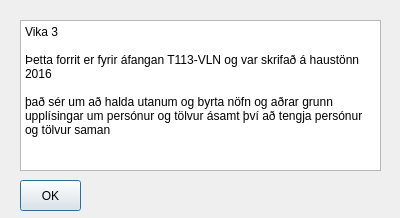
BeanBean-Nyah/T113-VLN, file vika3/Vika3/dialogabout.ui: the form before one commit.
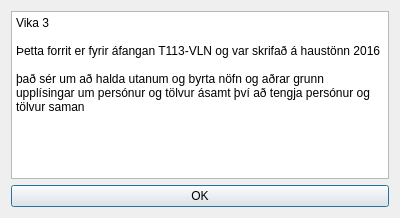
The form after the commit.

```diff
--- a/vika3/Vika3/dialogabout.ui
+++ b/vika3/Vika3/dialogabout.ui
@@ -13,28 +13,9 @@
   <property name="windowTitle">
    <string>Dialog</string>
   </property>
-  <widget class="QPushButton" name="btnOk">
-   <property name="geometry">
-    <rect>
-     <x>20</x>
-     <y>180</y>
-     <width>61</width>
-     <height>31</height>
-    </rect>
-   </property>
-   <property name="text">
-    <string>OK</string>
-   </property>
-  </widget>
+  <layout class="QVBoxLayout" name="verticalLayout">
+   <item>
   <widget class="QPlainTextEdit" name="plainTextEdit">
-   <property name="geometry">
-    <rect>
-     <x>20</x>
-     <y>20</y>
-     <width>361</width>
-     <height>151</height>
-    </rect>
-   </property>
    <property name="autoFillBackground">
     <bool>true</bool>
    </property>
@@ -49,6 +30,15 @@
 það sér um að halda utanum og byrta nöfn og aðrar grunn upplísingar um persónur og tölvur ásamt því að tengja persónur og tölvur saman</string>
    </property>
   </widget>
+   </item>
+   <item>
+    <widget class="QPushButton" name="btnOk">
+     <property name="text">
+      <string>OK</string>
+     </property>
+    </widget>
+   </item>
+  </layout>
  </widget>
  <resources/>
  <connections/>
```
Lines whose indentation alone changed are shown as unchanged.
